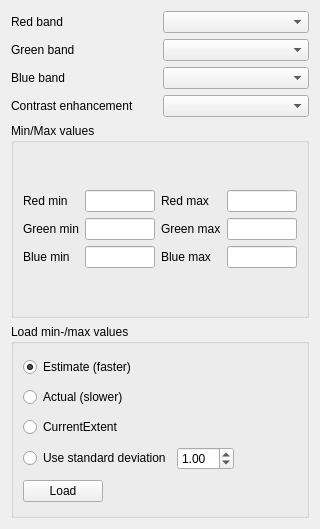
Qt form src/ui/qgsmultibandcolorrendererwidgetbase.ui (qgis/QGIS) before a commit.
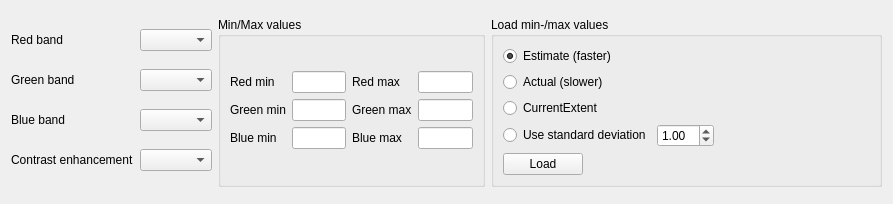
The same form after that commit.

Commit message: transpose raster property resampling widgets

Patch:
```diff
--- a/src/ui/qgsmultibandcolorrendererwidgetbase.ui
+++ b/src/ui/qgsmultibandcolorrendererwidgetbase.ui
@@ -6,8 +6,8 @@
    <rect>
     <x>0</x>
     <y>0</y>
-    <width>320</width>
-    <height>529</height>
+    <width>893</width>
+    <height>204</height>
    </rect>
   </property>
   <property name="windowTitle">
@@ -58,7 +58,7 @@
      </item>
     </layout>
    </item>
-   <item row="1" column="0">
+   <item row="0" column="1">
     <widget class="QGroupBox" name="mMinMaxGroupBox">
      <property name="title">
       <string>Min/Max values</string>
@@ -299,7 +299,7 @@
      </layout>
     </widget>
    </item>
-   <item row="2" column="0">
+   <item row="0" column="2">
     <widget class="QGroupBox" name="mLoadMinMaxValuesGroupBox">
      <property name="title">
       <string>Load min-/max values</string>
```
The commit also changes 1 other file.
